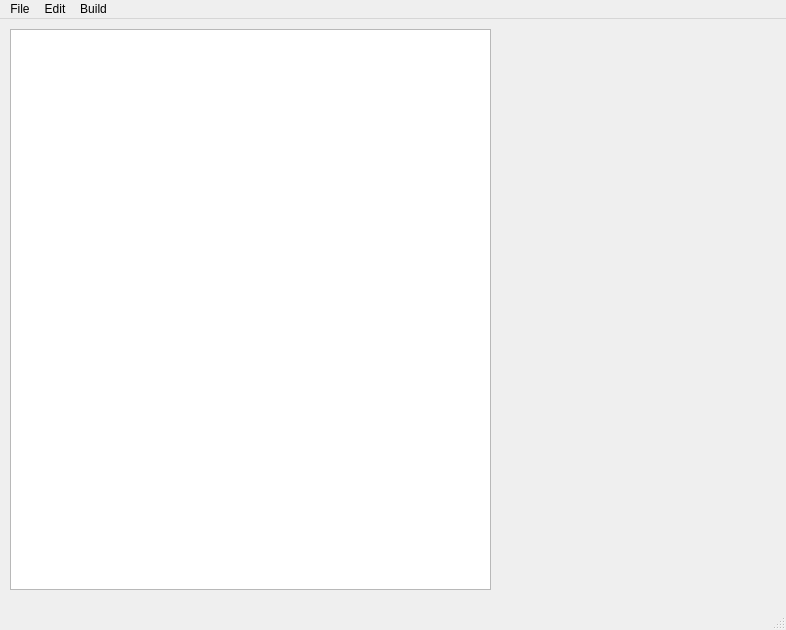
Qt form mainwindow.ui (Brandon-Davison/Compiler) before a commit.
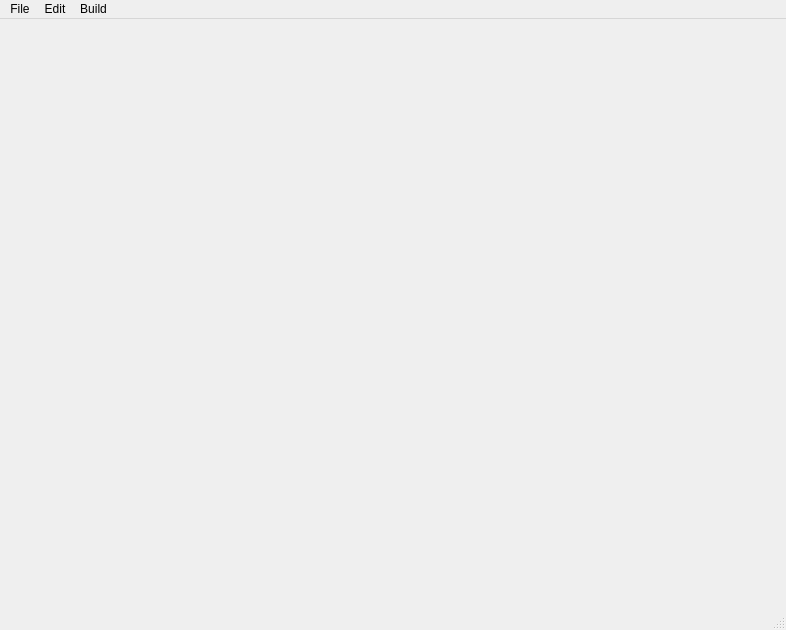
The same form after that commit.

Commit message: Put code editor onto main window, and changed current line highlight color.

```diff
--- a/mainwindow.ui
+++ b/mainwindow.ui
@@ -13,18 +13,7 @@
   <property name="windowTitle">
    <string>MainWindow</string>
   </property>
-  <widget class="QWidget" name="centralWidget">
-   <widget class="QTextEdit" name="textEdit">
-    <property name="geometry">
-     <rect>
-      <x>10</x>
-      <y>10</y>
-      <width>481</width>
-      <height>561</height>
-     </rect>
-    </property>
-   </widget>
-  </widget>
+  <widget class="QWidget" name="centralWidget"/>
   <widget class="QMenuBar" name="menuBar">
    <property name="geometry">
     <rect>
```
The commit also changes 3 other files.
